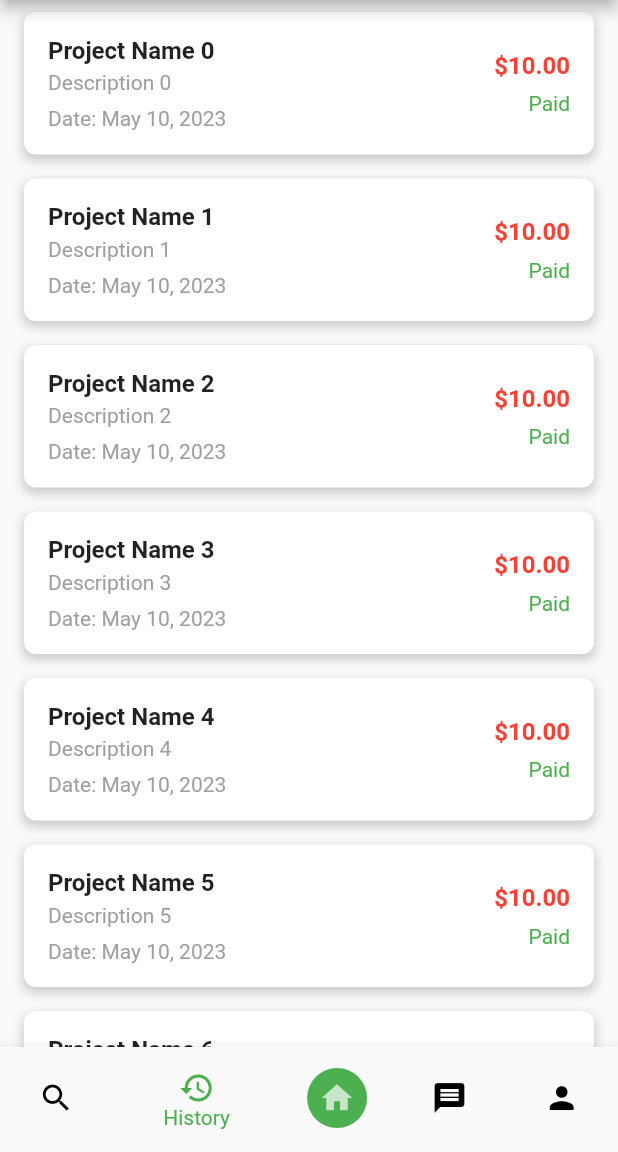
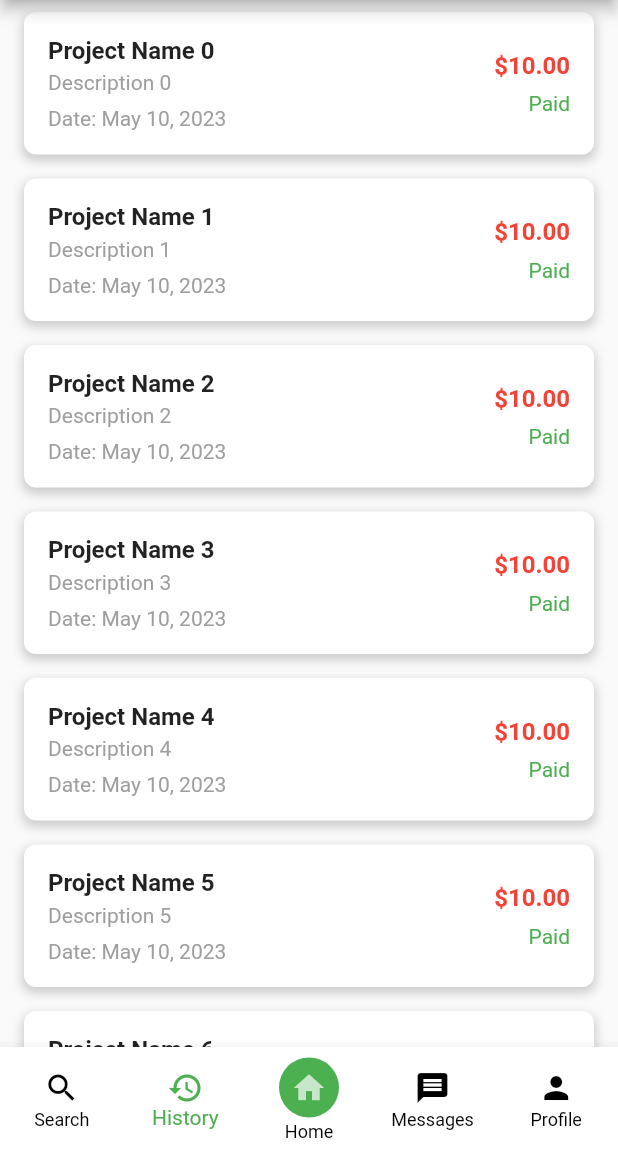
Before and after one commit to singhao3/TaskMatch, a Flutter app: the screen it shows once a user with an empty profile is signed in, item 2 of the bottom bar chosen, on a phone screen of 412 x 824 dp, the part 84-1236 px from its top. Run offline on Flutter 3.47's test engine with Material 2 defaults, Android fonts, the phone set to English and light mode, and no system bars; our stand-ins replace firebase_auth, firebase_core; accounts and stored records are empty.

Commit message:
Update home_page.dart

```diff
--- a/lib/pages/home_page.dart
+++ b/lib/pages/home_page.dart
@@ -34,12 +34,6 @@ class _HomePageState extends State<HomePage> {
   int _selectedIndex = 2;
 
   static const List<Widget> _widgetOptions = <Widget>[
-    // Center(child: Text('Discover')),
-
-    // Center(child: Text('Tasks')),
-    // Center(child: Text('Home')),
-    // Center(child: Text('Messages')),
-    // Center(child: Text('Profile')),
     discover(),
     history(),
     home(),
@@ -189,6 +183,37 @@ class _HomePageState extends State<HomePage> {
           ),
         ],
       ),
+      // bottomNavigationBar: BottomNavigationBar(
+      //   items: const <BottomNavigationBarItem>[
+      //     BottomNavigationBarItem(
+      //       icon: Icon(Icons.search),
+      //       label: 'Search',
+      //     ),
+      //     BottomNavigationBarItem(
+      //       icon: Icon(Icons.history),
+      //       label: 'History',
+      //     ),
+      //     BottomNavigationBarItem(
+      //       icon: CircleAvatar(
+      //         backgroundColor: Colors.green,
+      //         child: Icon(Icons.home),
+      //       ),
+      //       label: 'Home',
+      //     ),
+      //     BottomNavigationBarItem(
+      //       icon: Icon(Icons.message),
+      //       label: 'Messages',
+      //     ),
+      //     BottomNavigationBarItem(
+      //       icon: Icon(Icons.person),
+      //       label: 'Profile',
+      //     ),
+      //   ],
+      //   currentIndex: _selectedIndex,
+      //   selectedItemColor: Colors.green,
+      //   unselectedItemColor: Colors.black,
+      //   onTap: _onItemTapped,
+      // ),
       bottomNavigationBar: BottomNavigationBar(
   items: const <BottomNavigationBarItem>[
     BottomNavigationBarItem(
@@ -219,6 +244,9 @@ class _HomePageState extends State<HomePage> {
   selectedItemColor: Colors.green,
   unselectedItemColor: Colors.black,
   onTap: _onItemTapped,
+  backgroundColor: Colors.white,
+  elevation: 8,
+  type: BottomNavigationBarType.fixed,
 ),
     );
   }
```
Lines whose indentation alone changed are shown as unchanged.
